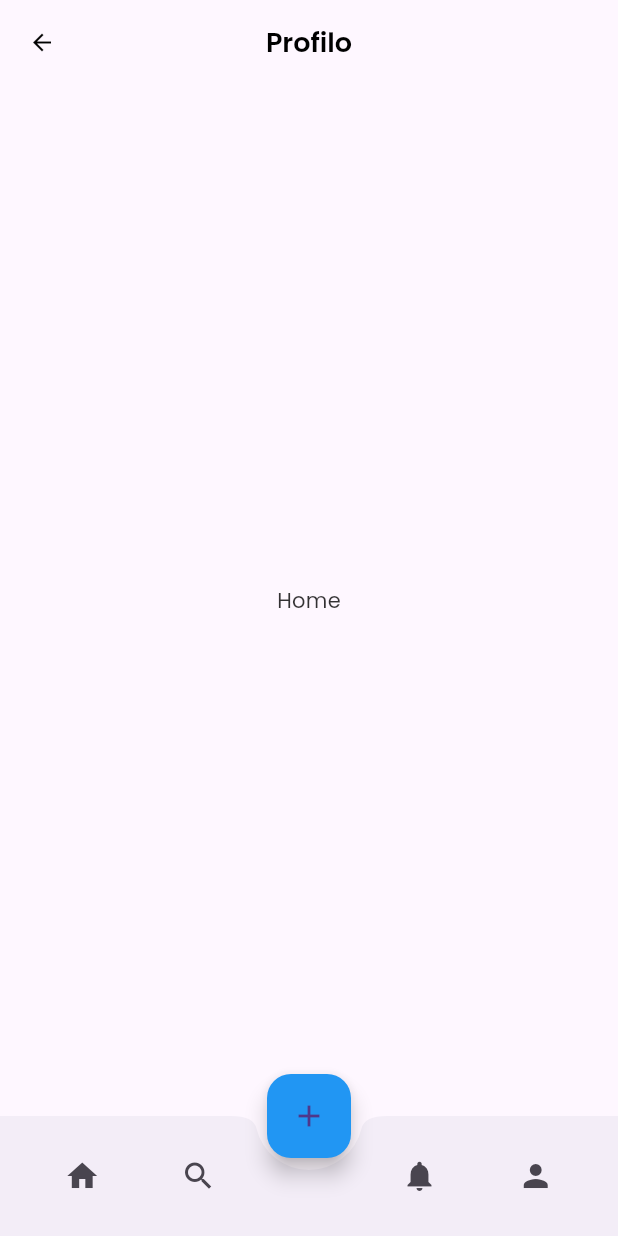
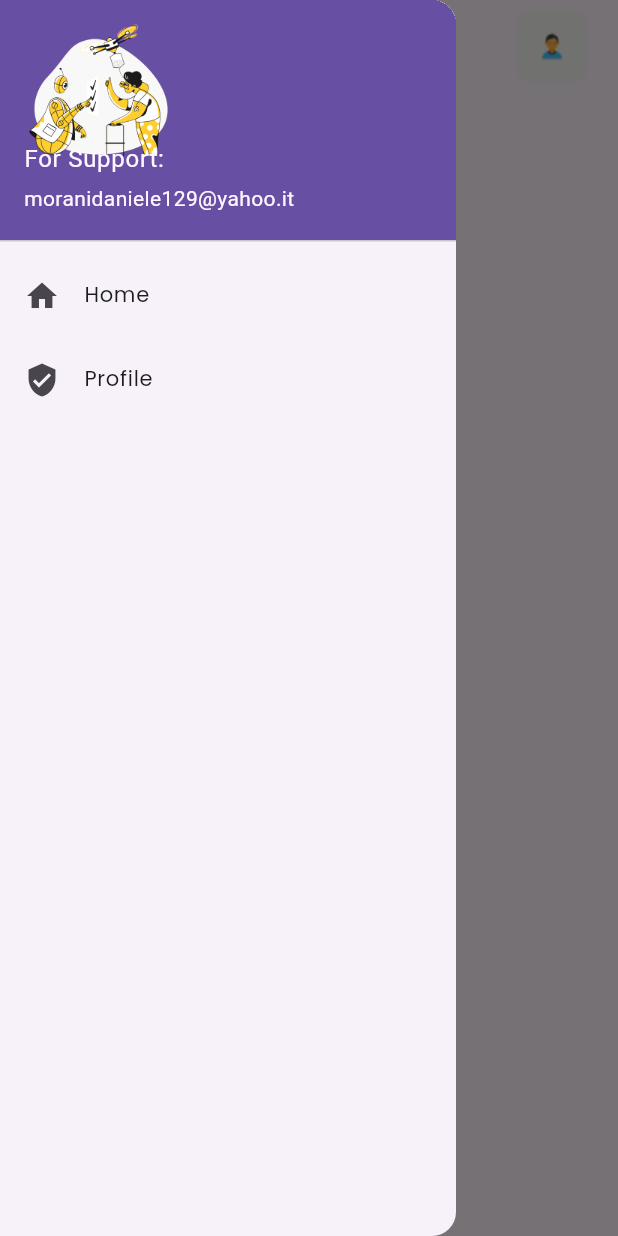
Before and after one commit to daniele992/project_dog_zizzi, a Flutter app: the MyHomePage screen opened by its route, with the side drawer open (before the commit the screen has no drawer), on a phone screen of 412 x 824 dp. Run offline on Flutter 3.47's test engine with Material 3 defaults, Android fonts, the phone set to English and light mode, and no system bars; our stand-ins replace animated_splash_screen, connectivity_plus, flutter_riverpod, flutter_secure_storage, google_fonts, jwt_decoder and 2 more; missing offline and left inert: bad_words; accounts and stored records are empty.

Commit message:
Sistemato Drawer e AppBar della Homepage

```diff
--- /dev/null
+++ b/lib/core/constants/image_strings.dart
@@ -0,0 +1,5 @@
+/* --- APP IMAGE STRINGS --- */
+
+/* --- HOMEPAGE --- */
+const String tLogoImage = "assets/images/homepage/logo.png";
+const String tUserProfileImage = "assets/images/homepage/dash-person.png";
--- a/lib/core/constants/text_strings.dart
+++ b/lib/core/constants/text_strings.dart
@@ -52,3 +52,5 @@ const String tUnexpectedError = "Errore imprevisto:";
 
 // ------------ HOMEPAGE ------------
 const String tProfile = "Profilo";
+const String tEmailSupport = "moranidaniele129@yahoo.it";
+const String tAppName = "/appable:";
--- a/lib/ui/views/homepage/home_page.dart
+++ b/lib/ui/views/homepage/home_page.dart
@@ -1,7 +1,9 @@
 import 'package:flutter/material.dart';
 import 'package:flutter_riverpod/flutter_riverpod.dart';
+import '../../../core/constants/image_strings.dart';
 import '../../../core/constants/text_strings.dart';
 import '../../../core/providers/authRepository/user_provider.dart';
+import '../../widgets/homepageAppBar.dart';
 
 
 class MyHomePage extends ConsumerStatefulWidget {
@@ -13,99 +15,31 @@ class MyHomePage extends ConsumerStatefulWidget {
 
 class _MyHomePage extends ConsumerState<MyHomePage> {
 
-  int _selectedIndex = 0;
+  /*final List<Widget> _pages = [
 
-  final List<Widget> _pages = const [
-    Center(child: Text("Home")),
-    Center(child: Text("Search")),
-    SizedBox(), // placeholder per FAB
-    Center(child: Text("Notifications")),
-    Center(child: Text("Profile")),
-  ];
+  ] */
 
-  void _onItemTapped(int index) {
-    setState(() {
-      _selectedIndex = index;
-    });
-  }
+  late final isDark = MediaQuery.of(context).platformBrightness == Brightness.dark; //Dark mode
 
-  void _openMoreOptions() {
-    showModalBottomSheet(
-      context: context,
-      shape: const RoundedRectangleBorder(
-        borderRadius: BorderRadius.vertical(top: Radius.circular(20)),
-      ),
-      builder: (_) =>const Column(
-        mainAxisSize: MainAxisSize.min,
-        children:  [
-          ListTile(
-            leading: Icon(Icons.camera_alt),
-            title: Text("Camera"),
-          ),
-          ListTile(
-            leading: Icon(Icons.photo),
-            title: Text("Galleria"),
-          ),
-          ListTile(
-            leading: Icon(Icons.settings),
-            title: Text("Impostazioni"),
-          ),
-        ],
-      ),
-    );
-  }
 
   @override
   Widget build(BuildContext context) {
 
-    final userNameAsync = ref.watch(userFullNameProvider);
-
     return SafeArea(
       child: Scaffold(
-        appBar: AppBar(
-          title: userNameAsync.when(
-            loading: () => const Text('Caricamento...'),
-            error: (_, __) => const Text(tProfile),
-            data: (name) => Text(
-              name ?? tProfile,
-              style: Theme.of(context).textTheme.headlineMedium,
-            ),
-          ),
-        ),
-        body: _pages[_selectedIndex],
-        floatingActionButton: FloatingActionButton(
-            onPressed: _openMoreOptions,
-            backgroundColor: Colors.blue,
-            child: const Icon(Icons.add),
-        ),
-        floatingActionButtonLocation: FloatingActionButtonLocation.centerDocked,
-        bottomNavigationBar: BottomAppBar(
-          shape: const CircularNotchedRectangle(),
-          notchMargin: 8,
-          child: SizedBox(
-            height: 56,
-            child: Row(
-              mainAxisAlignment: MainAxisAlignment.spaceAround,
-              children: [
-                IconButton(
-                  icon: const Icon(Icons.home),
-                  onPressed: () {},
-                ),
-                IconButton(
-                  icon: const Icon(Icons.search),
-                  onPressed: () {},
-                ),
-                const SizedBox(width: 40), // spazio FAB
-                IconButton(
-                  icon: const Icon(Icons.notifications),
-                  onPressed: () {},
-                ),
-                IconButton(
-                  icon: const Icon(Icons.person),
-                  onPressed: () {},
-                ),
-              ],
-            ),
+        appBar: HomepageAppbar(isDark: isDark),
+        drawer: Drawer(
+          child: ListView(
+            children: const [
+              UserAccountsDrawerHeader(
+                currentAccountPicture: Image(image: AssetImage(tLogoImage)),
+                currentAccountPictureSize: Size(100, 100),
+                accountName: Text('For Support:'),
+                accountEmail: Text(tEmailSupport),
+              ),
+              ListTile(leading: Icon(Icons.home), title: Text('Home')),
+              ListTile(leading: Icon(Icons.verified_user), title: Text('Profile')),
+            ],
           ),
         ),
       ),
--- /dev/null
+++ b/lib/ui/widgets/homepageAppBar.dart
@@ -0,0 +1,50 @@
+import 'package:flutter/material.dart';
+import 'package:flutter_riverpod/flutter_riverpod.dart';
+import '../../core/constants/colors.dart';
+import '../../core/constants/image_strings.dart';
+import '../../core/constants/text_strings.dart';
+import '../../core/providers/authRepository/user_provider.dart';
+
+
+class HomepageAppbar extends ConsumerWidget implements PreferredSizeWidget {
+  const HomepageAppbar({super.key, required this.isDark});
+
+  final bool isDark;
+
+  @override
+  Widget build(BuildContext context, WidgetRef ref) {
+
+    final userNameAsync = ref.watch(userFullNameProvider);
+
+    return AppBar(
+      elevation: 0,
+      centerTitle: true,
+      backgroundColor: Colors.transparent,
+      title: userNameAsync.when(
+          loading: () => const Text('Caricamento...'),
+          error: (_, __) => const Text(tProfile),
+          data: (name) => Text(
+            name ?? tProfile,
+            style: Theme.of(context).textTheme.headlineMedium,
+          ),
+      ),
+      actions: [
+        Container(
+          margin: const EdgeInsets.only(right: 20, top: 7),
+          decoration: BoxDecoration(
+            borderRadius: BorderRadius.circular(10),
+            color: isDark ? tSecondaryColor : tCardBgColor,
+          ),
+          child: IconButton(
+              onPressed:(){},
+              icon: const Image(image: AssetImage(tUserProfileImage)),
+          ),
+        )
+      ],
+    );
+  }
+
+  @override
+  // TODO: implement preferredSize
+  Size get preferredSize => const Size.fromHeight(55);
+}
--- a/pubspec.yaml
+++ b/pubspec.yaml
@@ -70,6 +70,7 @@ flutter:
 
   assets:
     - assets/animations/
+    - assets/images/homepage/
   # To add assets to your application, add an assets section, like this:
   # assets:
   #   - images/a_dot_burr.jpeg
```
Also changed, not shown: assets/images/homepage/dash-person.png (added), assets/images/homepage/logo.png (added).
